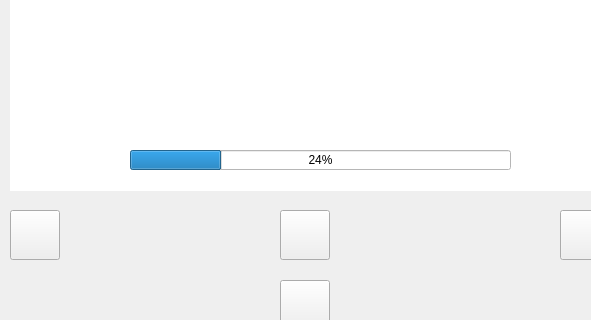
Old version of the form mainwindow.ui in the repository Cherrybomb33/HeartWave; both pictures show x 0 to 591 and y 180 to 500 of the 864 by 670 pixel window.
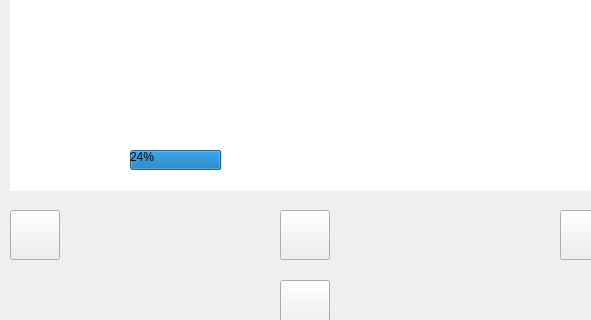
New version of the form. The open tabs and pages were chosen to show the change. Icons and pictures are not drawn. Custom widgets are drawn as their Qt base class.

Commit message: 1. add GUI updation after data updation 2. modiefy some code relates to battery

```diff
--- a/mainwindow.ui
+++ b/mainwindow.ui
@@ -514,6 +514,9 @@
         <height>20</height>
        </rect>
       </property>
+      <property name="styleSheet">
+       <string notr="true">QProgressBar { border: none; }</string>
+      </property>
       <property name="value">
        <number>24</number>
       </property>
```
Left out of the diff: 2 changed lines with no effect on the pictures. The commit also changes 3 other files.
